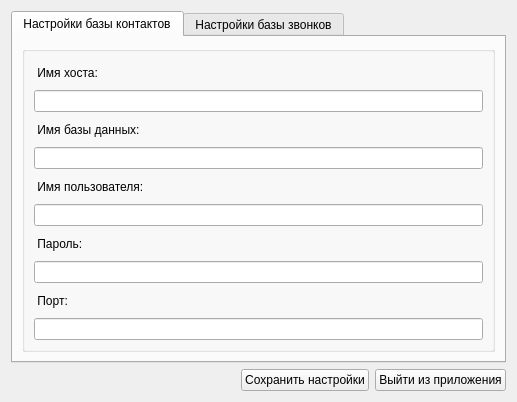
The window that DatabasesConnectDialog.ui (okostynchuk/Outcall) describes before a commit, drawn with Qt 5.
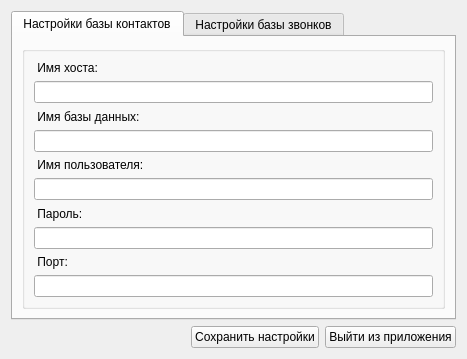
The same window after the commit. Icons and pictures are not drawn.

What changed in the file:
```diff
--- a/DatabasesConnectDialog.ui
+++ b/DatabasesConnectDialog.ui
@@ -6,8 +6,8 @@
    <rect>
     <x>0</x>
     <y>0</y>
-    <width>517</width>
-    <height>402</height>
+    <width>467</width>
+    <height>353</height>
    </rect>
   </property>
   <property name="windowTitle">
```
